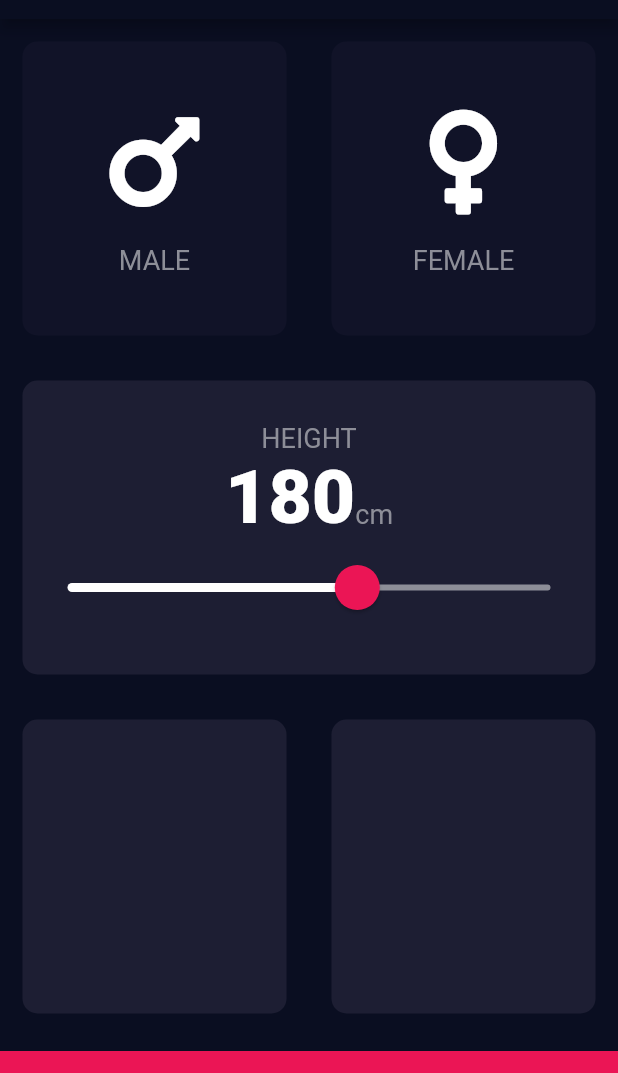
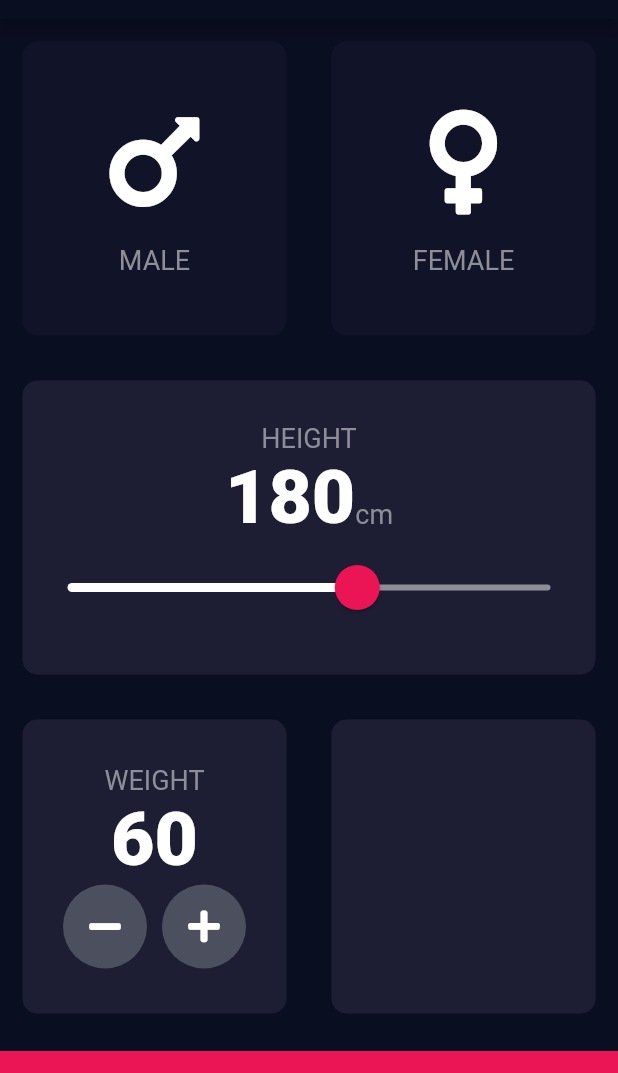
Before and after one commit to maleina/BMI-Calculator, a Flutter app: the screen it shows after launch, on a phone screen of 412 x 824 dp, the part 65-1138 px from its top. Run offline on Flutter 3.47's test engine with Material 2 defaults, Android fonts, the phone set to English and light mode, and no system bars; our stand-ins replace font_awesome_flutter.

Commit message:
feat: Add weight card

```diff
--- a/lib/input_page.dart
+++ b/lib/input_page.dart
@@ -17,6 +17,7 @@ class InputPage extends StatefulWidget {
 class _InputPageState extends State<InputPage> {
   Gender selectedGender;
   int height = 180;
+  int weight = 60;
 
   @override
   Widget build(BuildContext context) {
@@ -126,10 +127,51 @@ class _InputPageState extends State<InputPage> {
             child: Row(
               children: [
                 Expanded(
-                  child: ReusableCard(colour: kActiveCardColour),
+                  child: ReusableCard(
+                    colour: kActiveCardColour,
+                    cardChild: Column(
+                      mainAxisAlignment: MainAxisAlignment.center,
+                      children: [
+                        Text(
+                          'WEIGHT',
+                          style: kLabelTextStyle,
+                        ),
+                        Text(
+                          weight.toString(),
+                          style: kNumberTextStyle,
+                        ),
+                        Row(
+                          mainAxisAlignment: MainAxisAlignment.center,
+                          children: [
+                            RoundIconButton(
+                              icon: FontAwesomeIcons.minus,
+                              onPressed: () {
+                                setState(() {
+                                  weight--;
+                                });
+                              },
+                            ),
+                            SizedBox(
+                              width: 10.0,
+                            ),
+                            RoundIconButton(
+                              icon: FontAwesomeIcons.plus,
+                              onPressed: () {
+                                setState(() {
+                                  weight++;
+                                });
+                              },
+                            ),
+                          ],
+                        ),
+                      ],
+                    ),
+                  ),
                 ),
                 Expanded(
-                  child: ReusableCard(colour: kActiveCardColour),
+                  child: ReusableCard(
+                    colour: kActiveCardColour,
+                  ),
                 ),
               ],
             ),
@@ -145,3 +187,23 @@ class _InputPageState extends State<InputPage> {
     );
   }
 }
+
+class RoundIconButton extends StatelessWidget {
+  RoundIconButton({@required this.icon, @required this.onPressed});
+  final Function onPressed;
+  final IconData icon;
+  @override
+  Widget build(BuildContext context) {
+    return RawMaterialButton(
+      child: Icon(icon),
+      onPressed: onPressed,
+      elevation: 0.0,
+      constraints: BoxConstraints.tightFor(
+        width: 56.0,
+        height: 56.0,
+      ),
+      shape: CircleBorder(),
+      fillColor: Color(0xFF4C4F5E),
+    );
+  }
+}
```
